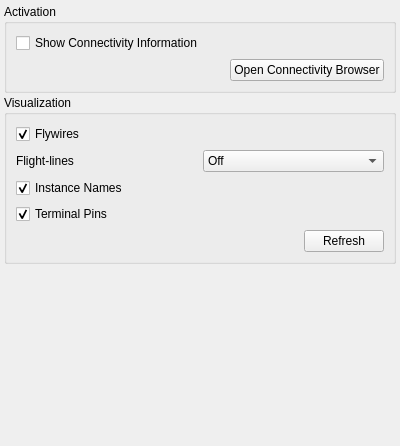
First picture: the form in pymacros/klayout_connectivity/ConnectivitySetupPage.ui, repository mwolodzk/klayout-connectivity-inspection, before the edit.
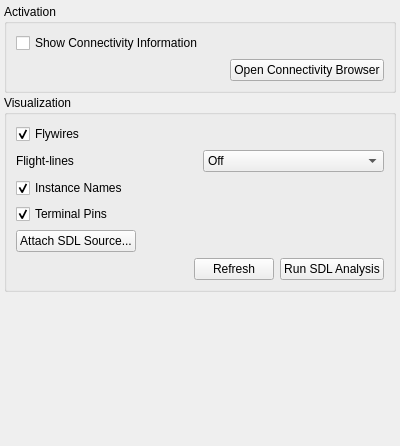
Second picture: the form after the edit.

Commit message: Release XH018 SDL connectivity inspection

Diff of the .ui file:
```diff
--- a/pymacros/klayout_connectivity/ConnectivitySetupPage.ui
+++ b/pymacros/klayout_connectivity/ConnectivitySetupPage.ui
@@ -194,22 +194,9 @@
            </widget>
           </item>
           <item>
-           <layout class="QHBoxLayout" name="horizontalLayout">
+           <layout class="QVBoxLayout" name="analysisActionsLayout">
             <item>
-             <spacer name="horizontalSpacer">
-              <property name="orientation">
-               <enum>Qt::Orientation::Horizontal</enum>
-              </property>
-              <property name="sizeHint" stdset="0">
-               <size>
-                <width>40</width>
-                <height>20</height>
-               </size>
-              </property>
-             </spacer>
-            </item>
-            <item>
-             <widget class="QPushButton" name="refresh_pb">
+             <widget class="QPushButton" name="attach_sdl_source_pb">
               <property name="sizePolicy">
                <sizepolicy hsizetype="Fixed" vsizetype="Fixed">
                 <horstretch>0</horstretch>
@@ -217,10 +204,37 @@
                </sizepolicy>
               </property>
               <property name="text">
-               <string>Refresh</string>
+               <string>Attach SDL Source...</string>
               </property>
              </widget>
             </item>
+            <item>
+             <layout class="QHBoxLayout" name="horizontalLayout">
+              <item>
+               <spacer name="horizontalSpacer">
+                <property name="orientation">
+                 <enum>Qt::Orientation::Horizontal</enum>
+                </property>
+                <property name="sizeHint" stdset="0">
+                 <size><width>40</width><height>20</height></size>
+                </property>
+               </spacer>
+              </item>
+              <item>
+               <widget class="QPushButton" name="refresh_pb">
+                <property name="text"><string>Refresh</string></property>
+               </widget>
+              </item>
+              <item>
+               <widget class="QPushButton" name="run_sdl_analysis_pb">
+                <property name="toolTip">
+                 <string>Read the saved layout, extract observed connectivity and compare it with the attached source; the layout is never written</string>
+                </property>
+                <property name="text"><string>Run SDL Analysis</string></property>
+               </widget>
+              </item>
+             </layout>
+            </item>
            </layout>
           </item>
          </layout>
```
Left out of the diff: 3 changed lines with no effect on the pictures. The commit also changes 23 other files.
